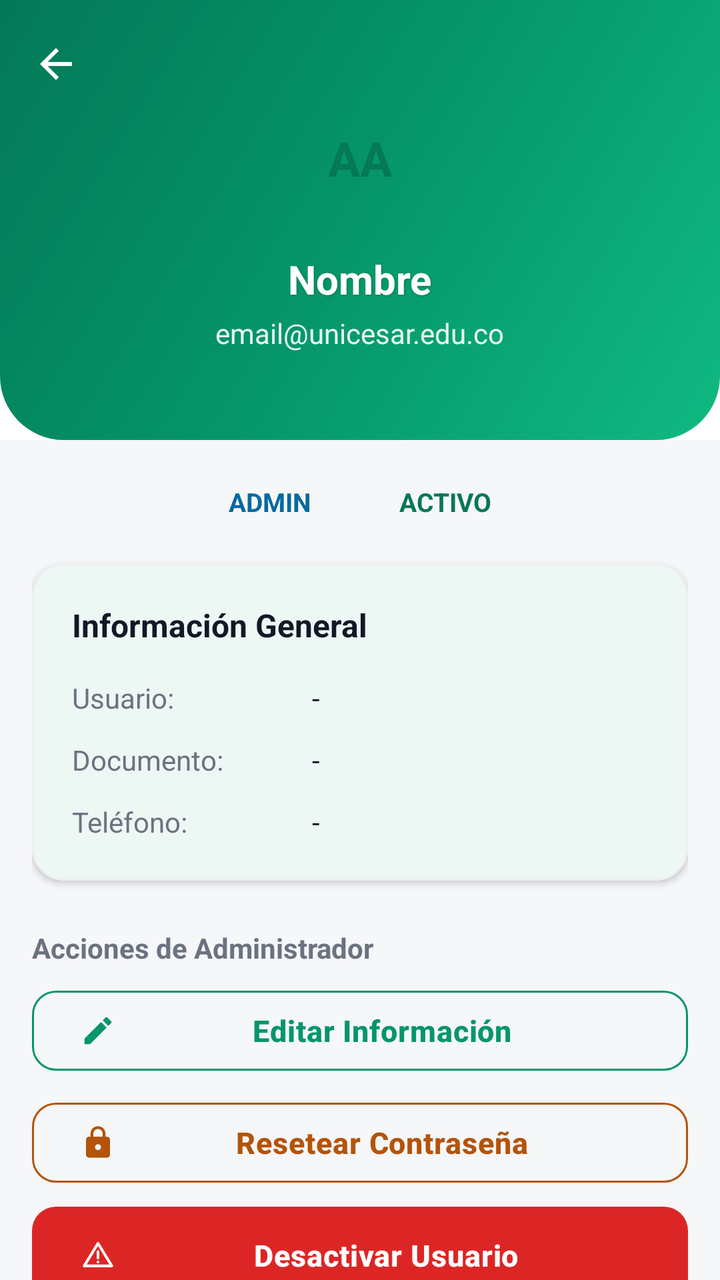
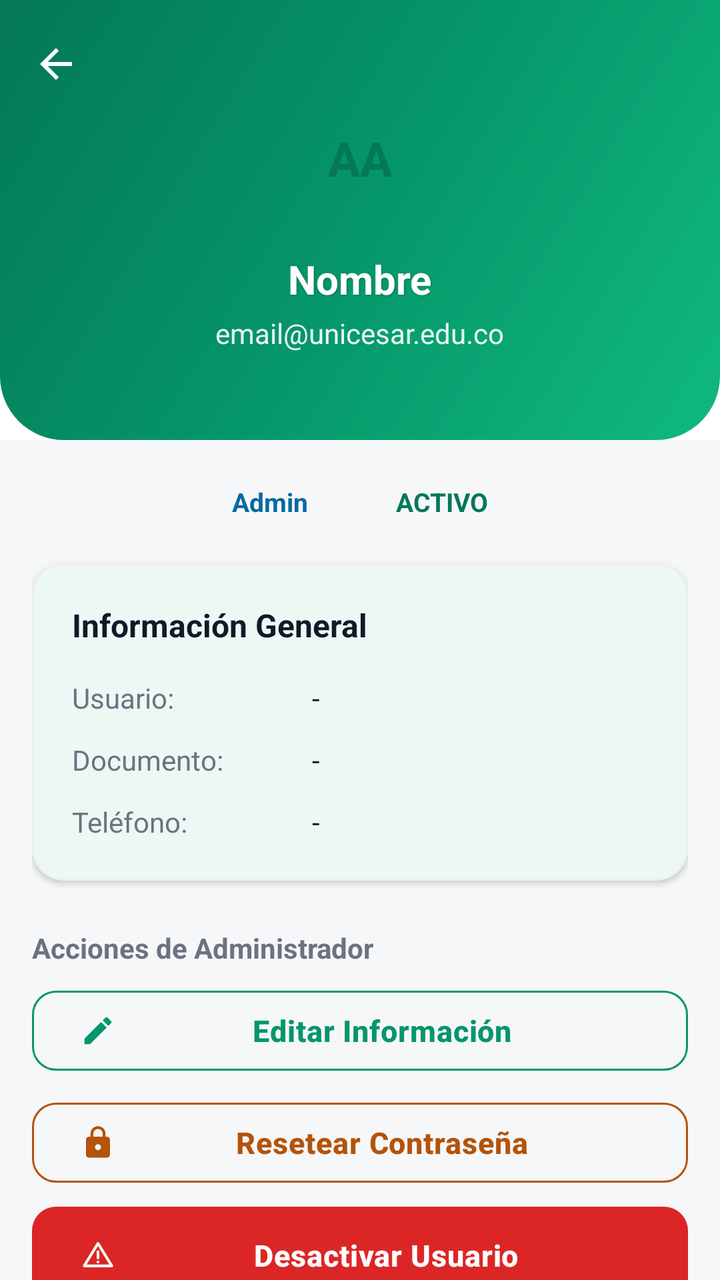

Before-and-after screenshots of an Android layout around one commit, followed by the original layout XML and the change that was made.
<!-- AndroidManifest.xml: application theme Theme.BienestarUPC -->
<!-- res/layout/activity_user_detail.xml -->
<?xml version="1.0" encoding="utf-8"?>
<androidx.coordinatorlayout.widget.CoordinatorLayout
    xmlns:android="http://schemas.android.com/apk/res/android"
    xmlns:app="http://schemas.android.com/apk/res-auto"
    android:layout_width="match_parent"
    android:layout_height="match_parent"
   >

    <com.google.android.material.appbar.AppBarLayout
        android:id="@+id/app_bar"
        android:layout_width="match_parent"
        android:layout_height="wrap_content"
        android:fitsSystemWindows="true">

        <com.google.android.material.appbar.CollapsingToolbarLayout
            android:id="@+id/collapsing_toolbar"
            android:layout_width="match_parent"
            android:layout_height="220dp"
            android:fitsSystemWindows="true"
            app:contentScrim="@color/green_primary"
            app:expandedTitleMarginStart="16dp"
            app:expandedTitleMarginEnd="16dp"
            app:expandedTitleTextAppearance="@style/TextAppearance.Material3.HeadlineMedium"
            app:collapsedTitleTextAppearance="@style/TextAppearance.Material3.TitleMedium"
            app:layout_scrollFlags="scroll|exitUntilCollapsed">

            <ImageView android:contentDescription="@null"
                android:layout_width="match_parent"
                android:layout_height="match_parent"
                android:scaleType="centerCrop"
                android:src="@drawable/gradient_header"
                app:layout_collapseMode="parallax" />

            <LinearLayout
                android:layout_width="match_parent"
                android:layout_height="wrap_content"
                android:orientation="vertical"
                android:layout_gravity="center"
                android:gravity="center"
                android:padding="24dp"
                app:layout_collapseMode="parallax">

                <TextView
                    android:id="@+id/txt_iniciales"
                    android:layout_width="70dp"
                    android:layout_height="70dp"
                   
                    android:gravity="center"
                    android:text="AA"
                    android:textColor="@color/green_primary_dark"
                    android:textSize="24sp"
                    android:textStyle="bold"
                    android:elevation="4dp" />

                <TextView
                    android:id="@+id/txt_nombre"
                    android:layout_width="wrap_content"
                    android:layout_height="wrap_content"
                    android:layout_marginTop="12dp"
                    android:text="Nombre"
                    android:textColor="@color/white"
                    android:textSize="20sp"
                    android:textStyle="bold"
                    android:shadowColor="#40000000"
                    android:shadowDx="1"
                    android:shadowDy="1"
                    android:shadowRadius="2" />

                <TextView
                    android:id="@+id/txt_email"
                    android:layout_width="wrap_content"
                    android:layout_height="wrap_content"
                    android:layout_marginTop="4dp"
                    android:text="email@unicesar.edu.co"
                    android:textColor="@color/white"
                    android:alpha="0.9"
                    android:textSize="14sp" />
            </LinearLayout>

            <com.google.android.material.appbar.MaterialToolbar
                android:id="@+id/toolbar"
                android:layout_width="match_parent"
                android:layout_height="?attr/actionBarSize"
                app:layout_collapseMode="pin"
                app:navigationIcon="@drawable/ic_arrow_back"
                app:navigationIconTint="@color/white" />

        </com.google.android.material.appbar.CollapsingToolbarLayout>
    </com.google.android.material.appbar.AppBarLayout>

    <androidx.core.widget.NestedScrollView
        android:layout_width="match_parent"
        android:layout_height="match_parent"
        android:fillViewport="true"
        app:layout_behavior="@string/appbar_scrolling_view_behavior">

        <LinearLayout
            android:layout_width="match_parent"
            android:layout_height="wrap_content"
            android:orientation="vertical"
            android:padding="16dp">

            <LinearLayout
                android:layout_width="wrap_content"
                android:layout_height="wrap_content"
                android:layout_gravity="center_horizontal"
                android:layout_marginBottom="16dp"
                android:orientation="horizontal">

                <TextView
                    android:id="@+id/txt_rol"
                    android:layout_width="wrap_content"
                    android:layout_height="wrap_content"
                   
                    android:paddingHorizontal="16dp"
                    android:paddingVertical="6dp"
                    android:text="ADMIN"
                    android:textColor="@color/info_text"
                    android:textSize="13sp"
                    android:textStyle="bold" />

                <TextView
                    android:id="@+id/txt_estado"
                    android:layout_width="wrap_content"
                    android:layout_height="wrap_content"
                    android:layout_marginStart="12dp"
                    android:text="ACTIVO"
                   
                    android:paddingHorizontal="16dp"
                    android:paddingVertical="6dp"
                    android:textColor="@color/success_text"
                    android:textSize="13sp"
                    android:textStyle="bold" />
            </LinearLayout>

            <TextView
                android:id="@+id/txt_requiere_cambio"
                android:layout_width="match_parent"
                android:layout_height="wrap_content"
                android:layout_marginBottom="16dp"
                android:text="⚠️ Este usuario requiere un cambio de contraseña en el próximo inicio de sesión."
                android:textColor="@color/warning_text"
                android:textSize="13sp"
                android:textAlignment="center"
               
                android:padding="8dp"
                android:visibility="gone" />

            
            <com.google.android.material.card.MaterialCardView
                android:layout_width="match_parent"
                android:layout_height="wrap_content"
                app:cardBackgroundColor="@color/white_card"
                app:cardCornerRadius="16dp"
                app:cardElevation="2dp">

                <LinearLayout
                    android:layout_width="match_parent"
                    android:layout_height="wrap_content"
                    android:orientation="vertical"
                    android:padding="20dp">

                    <TextView
                        android:layout_width="wrap_content"
                        android:layout_height="wrap_content"
                        android:text="Información General"
                        android:textColor="@color/text_primary"
                        android:textSize="16sp"
                        android:textStyle="bold"
                        android:layout_marginBottom="16dp"/>

                    <LinearLayout
                        android:layout_width="match_parent"
                        android:layout_height="wrap_content"
                        android:orientation="horizontal">

                        <TextView
                            android:layout_width="120dp"
                            android:layout_height="wrap_content"
                            android:text="Usuario:"
                            android:textColor="@color/text_secondary"
                            android:textSize="14sp" />

                        <TextView
                            android:id="@+id/txt_usuario"
                            android:layout_width="0dp"
                            android:layout_height="wrap_content"
                            android:layout_weight="1"
                            android:text="-"
                            android:textColor="@color/text_primary"
                            android:textSize="14sp" />
                    </LinearLayout>

                    <LinearLayout
                        android:layout_width="match_parent"
                        android:layout_height="wrap_content"
                        android:layout_marginTop="12dp"
                        android:orientation="horizontal">

                        <TextView
                            android:layout_width="120dp"
                            android:layout_height="wrap_content"
                            android:text="Documento:"
                            android:textColor="@color/text_secondary"
                            android:textSize="14sp" />

                        <TextView
                            android:id="@+id/txt_documento"
                            android:layout_width="0dp"
                            android:layout_height="wrap_content"
                            android:layout_weight="1"
                            android:text="-"
                            android:textColor="@color/text_primary"
                            android:textSize="14sp" />
                    </LinearLayout>

                    <LinearLayout
                        android:layout_width="match_parent"
                        android:layout_height="wrap_content"
                        android:layout_marginTop="12dp"
                        android:orientation="horizontal">

                        <TextView
                            android:layout_width="120dp"
                            android:layout_height="wrap_content"
                            android:text="Teléfono:"
                            android:textColor="@color/text_secondary"
                            android:textSize="14sp" />

                        <TextView
                            android:id="@+id/txt_telefono"
                            android:layout_width="0dp"
                            android:layout_height="wrap_content"
                            android:layout_weight="1"
                            android:text="-"
                            android:textColor="@color/text_primary"
                            android:textSize="14sp" />
                    </LinearLayout>

                </LinearLayout>
            </com.google.android.material.card.MaterialCardView>

            
            <com.google.android.material.card.MaterialCardView
                android:id="@+id/card_estudiante"
                android:layout_width="match_parent"
                android:layout_height="wrap_content"
                android:layout_marginTop="16dp"
                android:visibility="gone"
                app:cardBackgroundColor="@color/white_card"
                app:cardCornerRadius="16dp"
                app:cardElevation="2dp">

                <LinearLayout
                    android:layout_width="match_parent"
                    android:layout_height="wrap_content"
                    android:orientation="vertical"
                    android:padding="20dp">

                    <TextView
                        android:layout_width="wrap_content"
                        android:layout_height="wrap_content"
                        android:text="Datos Académicos"
                        android:textColor="@color/text_primary"
                        android:textSize="16sp"
                        android:textStyle="bold"
                        android:layout_marginBottom="16dp"/>

                    <LinearLayout
                        android:layout_width="match_parent"
                        android:layout_height="wrap_content"
                        android:orientation="horizontal">

                        <TextView
                            android:layout_width="120dp"
                            android:layout_height="wrap_content"
                            android:text="Código:"
                            android:textColor="@color/text_secondary"
                            android:textSize="14sp" />

                        <TextView
                            android:id="@+id/txt_codigo"
                            android:layout_width="0dp"
                            android:layout_height="wrap_content"
                            android:layout_weight="1"
                            android:text="-"
                            android:textColor="@color/text_primary"
                            android:textSize="14sp" />
                    </LinearLayout>

                    <LinearLayout
                        android:layout_width="match_parent"
                        android:layout_height="wrap_content"
                        android:layout_marginTop="12dp"
                        android:orientation="horizontal">

                        <TextView
                            android:layout_width="120dp"
                            android:layout_height="wrap_content"
                            android:text="Programa:"
                            android:textColor="@color/text_secondary"
                            android:textSize="14sp" />

                        <TextView
                            android:id="@+id/txt_programa"
                            android:layout_width="0dp"
                            android:layout_height="wrap_content"
                            android:layout_weight="1"
                            android:text="-"
                            android:textColor="@color/text_primary"
                            android:textSize="14sp" />
                    </LinearLayout>

                    <LinearLayout
                        android:layout_width="match_parent"
                        android:layout_height="wrap_content"
                        android:layout_marginTop="12dp"
                        android:orientation="horizontal">

                        <TextView
                            android:layout_width="120dp"
                            android:layout_height="wrap_content"
                            android:text="Semestre:"
                            android:textColor="@color/text_secondary"
                            android:textSize="14sp" />

                        <TextView
                            android:id="@+id/txt_semestre"
                            android:layout_width="0dp"
                            android:layout_height="wrap_content"
                            android:layout_weight="1"
                            android:text="-"
                            android:textColor="@color/text_primary"
                            android:textSize="14sp" />
                    </LinearLayout>

                    <LinearLayout
                        android:layout_width="match_parent"
                        android:layout_height="wrap_content"
                        android:layout_marginTop="12dp"
                        android:orientation="horizontal"
                        android:gravity="center_vertical">

                        <TextView
                            android:layout_width="120dp"
                            android:layout_height="wrap_content"
                            android:text="Riesgo:"
                            android:textColor="@color/text_secondary"
                            android:textSize="14sp" />

                        <TextView
                            android:id="@+id/txt_nivel_riesgo"
                            android:layout_width="wrap_content"
                            android:layout_height="wrap_content"
                            android:text="-"
                            android:textColor="@color/text_primary"
                            android:textSize="14sp"
                            android:textStyle="bold"
                            android:paddingHorizontal="10dp"
                            android:paddingVertical="2dp"
                            />
                    </LinearLayout>

                </LinearLayout>
            </com.google.android.material.card.MaterialCardView>

            
            <TextView
                android:layout_width="wrap_content"
                android:layout_height="wrap_content"
                android:layout_marginTop="24dp"
                android:layout_marginBottom="8dp"
                android:text="Acciones de Administrador"
                android:textColor="@color/text_secondary"
                android:textSize="14sp"
                android:textStyle="bold" />

            <com.google.android.material.button.MaterialButton
                android:id="@+id/btn_editar_usuario"
                style="@style/Widget.Material3.Button.OutlinedButton"
                android:layout_width="match_parent"
                android:layout_height="wrap_content"
                android:text="Editar Información"
                app:icon="@drawable/ic_edit"
                app:iconTint="@color/green_primary"
                android:textColor="@color/green_primary"
                app:cornerRadius="12dp"
                app:strokeColor="@color/green_primary" />

            <com.google.android.material.button.MaterialButton
                android:id="@+id/btn_reset_password"
                style="@style/Widget.Material3.Button.OutlinedButton"
                android:layout_width="match_parent"
                android:layout_height="wrap_content"
                android:layout_marginTop="8dp"
                android:text="Resetear Contraseña"
                app:icon="@drawable/ic_lock"
                app:iconTint="@color/warning_text"
                android:textColor="@color/warning_text"
                app:cornerRadius="12dp"
                app:strokeColor="@color/warning_text" />

            <com.google.android.material.button.MaterialButton
                android:id="@+id/btn_toggle_active"
                android:layout_width="match_parent"
                android:layout_height="wrap_content"
                android:layout_marginTop="8dp"
                android:layout_marginBottom="40dp"
                android:text="Desactivar Usuario"
                android:textColor="@color/white_card"
                app:backgroundTint="@color/risk_high_text"
                app:icon="@drawable/ic_warning"
                app:iconTint="@color/white_card"
                app:cornerRadius="12dp" />

        </LinearLayout>
    </androidx.core.widget.NestedScrollView>

</androidx.coordinatorlayout.widget.CoordinatorLayout>
<!-- resources referenced by this layout -->
<resources>
  <color name="green_primary">#059669</color>
  <color name="green_primary_dark">#047857</color>
  <color name="info_text">#0369A1</color>
  <color name="risk_high_text">#DC2626</color>
  <color name="success_text">#047857</color>
  <color name="text_primary">#111827</color>
  <color name="text_secondary">#6B7280</color>
  <color name="warning_text">#B45309</color>
  <color name="white">#FFFFFF</color>
  <color name="white_card">#FFFFFF</color>
  <!-- drawable ic_arrow_back (drawable) -->
  <?xml version="1.0" encoding="utf-8"?>
  <vector xmlns:android="http://schemas.android.com/apk/res/android"
      android:width="24dp" android:height="24dp"
      android:viewportWidth="24" android:viewportHeight="24">
      <path
          android:fillColor="#FF000000"
          android:pathData="M20,11H7.83l5.59,-5.59L12,4l-8,8 8,8 1.41,-1.41L7.83,13H20v-2z"/>
  </vector>
  <color name="green_container">#D1FAE5</color>
  <color name="on_primary_container">#053B2A</color>
  <color name="teal_primary">#0D9488</color>
  <color name="teal_light">#CCFBF1</color>
  <color name="background_gray">#F6F7F9</color>
  <color name="surface_container_low">#F8FAFC</color>
  <color name="surface_container">#EFF2F5</color>
  <color name="surface_container_high">#E7EAEE</color>
  <color name="surface_container_highest">#DEE2E8</color>
  <color name="surface_outline">#C9CFD8</color>
  <color name="surface_outline_variant">#E4E7EC</color>
  <color name="error_text">#DC2626</color>
  <style name="ThemeOverlay.BienestarUPC.MaterialAlertDialog" parent="ThemeOverlay.Material3.MaterialAlertDialog">
          <item name="shapeAppearanceOverlay">@style/ShapeAppearance.BienestarUPC.Dialog</item>
          <item name="colorSecondary">@color/green_primary</item>
      </style>
  <style name="Widget.BienestarUPC.Snackbar" parent="Widget.Material3.Snackbar">
          <item name="backgroundTint">@color/text_primary</item>
          <item name="android:textColor">@color/white_card</item>
          <item name="shapeAppearanceOverlay">@style/ShapeAppearance.BienestarUPC.Snackbar</item>
      </style>
  <color name="gray_medium">#9CA3AF</color>
  <color name="stroke_color">#EDEFF2</color>
  <color name="green_light">#D1FAE5</color>
  <color name="nav_background">#FFFFFF</color>
  <color name="chip_bg">#F3F4F6</color>
  <color name="chip_text">#111827</color>
  <style name="ShapeAppearance.BienestarUPC.Dialog" parent="ShapeAppearance.Material3.LargeComponent">
          <item name="cornerSize">24dp</item>
      </style>
  <style name="ShapeAppearance.BienestarUPC.Snackbar" parent="ShapeAppearance.Material3.MediumComponent">
          <item name="cornerFamily">rounded</item>
          <item name="cornerSize">14dp</item>
      </style>
  <!-- unchanged entries left out for length: 10 -->
</resources>

<!-- the commit's change to res/layout/activity_user_detail.xml (unified diff, before → after) -->
@@ -46,7 +46,7 @@
                     android:layout_height="70dp"
                    
                     android:gravity="center"
-                    android:text="AA"
+                    android:text="@string/txt_aa"
                     android:textColor="@color/green_primary_dark"
                     android:textSize="24sp"
                     android:textStyle="bold"
@@ -57,7 +57,7 @@
                     android:layout_width="wrap_content"
                     android:layout_height="wrap_content"
                     android:layout_marginTop="12dp"
-                    android:text="Nombre"
+                    android:text="@string/txt_nombre"
                     android:textColor="@color/white"
                     android:textSize="20sp"
                     android:textStyle="bold"
@@ -71,7 +71,7 @@
                     android:layout_width="wrap_content"
                     android:layout_height="wrap_content"
                     android:layout_marginTop="4dp"
-                    android:text="email@unicesar.edu.co"
+                    android:text="@string/txt_email_unicesar_edu_co"
                     android:textColor="@color/white"
                     android:alpha="0.9"
                     android:textSize="14sp" />
@@ -114,7 +114,7 @@
                    
                     android:paddingHorizontal="16dp"
                     android:paddingVertical="6dp"
-                    android:text="ADMIN"
+                    android:text="@string/txt_admin"
                     android:textColor="@color/info_text"
                     android:textSize="13sp"
                     android:textStyle="bold" />
@@ -124,7 +124,7 @@
                     android:layout_width="wrap_content"
                     android:layout_height="wrap_content"
                     android:layout_marginStart="12dp"
-                    android:text="ACTIVO"
+                    android:text="@string/txt_activo"
                    
                     android:paddingHorizontal="16dp"
                     android:paddingVertical="6dp"
@@ -138,7 +138,7 @@
                 android:layout_width="match_parent"
                 android:layout_height="wrap_content"
                 android:layout_marginBottom="16dp"
-                android:text="⚠️ Este usuario requiere un cambio de contraseña en el próximo inicio de sesión."
+                android:text="@string/txt_este_usuario_requiere_un_cambio_de_contrasena_en"
                 android:textColor="@color/warning_text"
                 android:textSize="13sp"
                 android:textAlignment="center"
@@ -163,7 +163,7 @@
                     <TextView
                         android:layout_width="wrap_content"
                         android:layout_height="wrap_content"
-                        android:text="Información General"
+                        android:text="@string/txt_informacion_general"
                         android:textColor="@color/text_primary"
                         android:textSize="16sp"
                         android:textStyle="bold"
@@ -177,7 +177,7 @@
                         <TextView
                             android:layout_width="120dp"
                             android:layout_height="wrap_content"
-                            android:text="Usuario:"
+                            android:text="@string/txt_usuario"
                             android:textColor="@color/text_secondary"
                             android:textSize="14sp" />
 
@@ -186,7 +186,7 @@
                             android:layout_width="0dp"
                             android:layout_height="wrap_content"
                             android:layout_weight="1"
-                            android:text="-"
+                            android:text="@string/txt_texto_2"
                             android:textColor="@color/text_primary"
                             android:textSize="14sp" />
                     </LinearLayout>
@@ -200,7 +200,7 @@
                         <TextView
                             android:layout_width="120dp"
                             android:layout_height="wrap_content"
-                            android:text="Documento:"
+                            android:text="@string/txt_documento"
                             android:textColor="@color/text_secondary"
                             android:textSize="14sp" />
 
@@ -209,7 +209,7 @@
                             android:layout_width="0dp"
                             android:layout_height="wrap_content"
                             android:layout_weight="1"
-                            android:text="-"
+                            android:text="@string/txt_texto_2"
                             android:textColor="@color/text_primary"
                             android:textSize="14sp" />
                     </LinearLayout>
@@ -223,7 +223,7 @@
                         <TextView
                             android:layout_width="120dp"
                             android:layout_height="wrap_content"
-                            android:text="Teléfono:"
+                            android:text="@string/txt_telefono"
                             android:textColor="@color/text_secondary"
                             android:textSize="14sp" />
 
@@ -232,7 +232,7 @@
                             android:layout_width="0dp"
                             android:layout_height="wrap_content"
                             android:layout_weight="1"
-                            android:text="-"
+                            android:text="@string/txt_texto_2"
                             android:textColor="@color/text_primary"
                             android:textSize="14sp" />
                     </LinearLayout>
@@ -260,7 +260,7 @@
                     <TextView
                         android:layout_width="wrap_content"
                         android:layout_height="wrap_content"
-                        android:text="Datos Académicos"
+                        android:text="@string/txt_datos_academicos"
                         android:textColor="@color/text_primary"
                         android:textSize="16sp"
                         android:textStyle="bold"
@@ -274,7 +274,7 @@
                         <TextView
                             android:layout_width="120dp"
                             android:layout_height="wrap_content"
-                            android:text="Código:"
+                            android:text="@string/txt_codigo"
                             android:textColor="@color/text_secondary"
                             android:textSize="14sp" />
 
@@ -283,7 +283,7 @@
                             android:layout_width="0dp"
                             android:layout_height="wrap_content"
                             android:layout_weight="1"
-                            android:text="-"
+                            android:text="@string/txt_texto_2"
                             android:textColor="@color/text_primary"
                             android:textSize="14sp" />
                     </LinearLayout>
@@ -297,7 +297,7 @@
                         <TextView
                             android:layout_width="120dp"
                             android:layout_height="wrap_content"
-                            android:text="Programa:"
+                            android:text="@string/txt_programa"
                             android:textColor="@color/text_secondary"
                             android:textSize="14sp" />
 
@@ -306,7 +306,7 @@
                             android:layout_width="0dp"
                             android:layout_height="wrap_content"
                             android:layout_weight="1"
-                            android:text="-"
+                            android:text="@string/txt_texto_2"
                             android:textColor="@color/text_primary"
                             android:textSize="14sp" />
                     </LinearLayout>
@@ -320,7 +320,7 @@
                         <TextView
                             android:layout_width="120dp"
                             android:layout_height="wrap_content"
-                            android:text="Semestre:"
+                            android:text="@string/txt_semestre"
                             android:textColor="@color/text_secondary"
                             android:textSize="14sp" />
 
@@ -329,7 +329,7 @@
                             android:layout_width="0dp"
                             android:layout_height="wrap_content"
                             android:layout_weight="1"
-                            android:text="-"
+                            android:text="@string/txt_texto_2"
                             android:textColor="@color/text_primary"
                             android:textSize="14sp" />
                     </LinearLayout>
@@ -344,7 +344,7 @@
                         <TextView
                             android:layout_width="120dp"
                             android:layout_height="wrap_content"
-                            android:text="Riesgo:"
+                            android:text="@string/txt_riesgo"
                             android:textColor="@color/text_secondary"
                             android:textSize="14sp" />
 
@@ -352,7 +352,7 @@
                             android:id="@+id/txt_nivel_riesgo"
                             android:layout_width="wrap_content"
                             android:layout_height="wrap_content"
-                            android:text="-"
+                            android:text="@string/txt_texto_2"
                             android:textColor="@color/text_primary"
                             android:textSize="14sp"
                             android:textStyle="bold"
@@ -370,7 +370,7 @@
                 android:layout_height="wrap_content"
                 android:layout_marginTop="24dp"
                 android:layout_marginBottom="8dp"
-                android:text="Acciones de Administrador"
+                android:text="@string/txt_acciones_de_administrador"
                 android:textColor="@color/text_secondary"
                 android:textSize="14sp"
                 android:textStyle="bold" />
@@ -380,7 +380,7 @@
                 style="@style/Widget.Material3.Button.OutlinedButton"
                 android:layout_width="match_parent"
                 android:layout_height="wrap_content"
-                android:text="Editar Información"
+                android:text="@string/txt_editar_informacion"
                 app:icon="@drawable/ic_edit"
                 app:iconTint="@color/green_primary"
                 android:textColor="@color/green_primary"
@@ -393,7 +393,7 @@
                 android:layout_width="match_parent"
                 android:layout_height="wrap_content"
                 android:layout_marginTop="8dp"
-                android:text="Resetear Contraseña"
+                android:text="@string/txt_resetear_contrasena"
                 app:icon="@drawable/ic_lock"
                 app:iconTint="@color/warning_text"
                 android:textColor="@color/warning_text"
@@ -406,7 +406,7 @@
                 android:layout_height="wrap_content"
                 android:layout_marginTop="8dp"
                 android:layout_marginBottom="40dp"
-                android:text="Desactivar Usuario"
+                android:text="@string/txt_desactivar_usuario"
                 android:textColor="@color/white_card"
                 app:backgroundTint="@color/risk_high_text"
                 app:icon="@drawable/ic_warning"
<!-- resource entries referenced after the edit -->
@@ -19,6 +19,26 @@
           android:fillColor="#FF000000"
           android:pathData="M20,11H7.83l5.59,-5.59L12,4l-8,8 8,8 1.41,-1.41L7.83,13H20v-2z"/>
   </vector>
+  <string name="txt_aa">AA</string>
+  <string name="txt_acciones_de_administrador">Acciones de Administrador</string>
+  <string name="txt_activo">ACTIVO</string>
+  <string name="txt_admin">Admin</string>
+  <string name="txt_codigo">Código:</string>
+  <string name="txt_datos_academicos">Datos Académicos</string>
+  <string name="txt_desactivar_usuario">Desactivar Usuario</string>
+  <string name="txt_documento">Documento:</string>
+  <string name="txt_editar_informacion">Editar Información</string>
+  <string name="txt_email_unicesar_edu_co">email@unicesar.edu.co</string>
+  <string name="txt_este_usuario_requiere_un_cambio_de_contrasena_en">⚠️ Este usuario requiere un cambio de contraseña en el próximo inicio de sesión.</string>
+  <string name="txt_informacion_general">Información General</string>
+  <string name="txt_nombre">Nombre</string>
+  <string name="txt_programa">Programa:</string>
+  <string name="txt_resetear_contrasena">Resetear Contraseña</string>
+  <string name="txt_riesgo">Riesgo:</string>
+  <string name="txt_semestre">Semestre:</string>
+  <string name="txt_telefono">Teléfono:</string>
+  <string name="txt_texto_2">-</string>
+  <string name="txt_usuario">Usuario:</string>
   <color name="green_container">#D1FAE5</color>
   <color name="on_primary_container">#053B2A</color>
   <color name="teal_primary">#0D9488</color>
